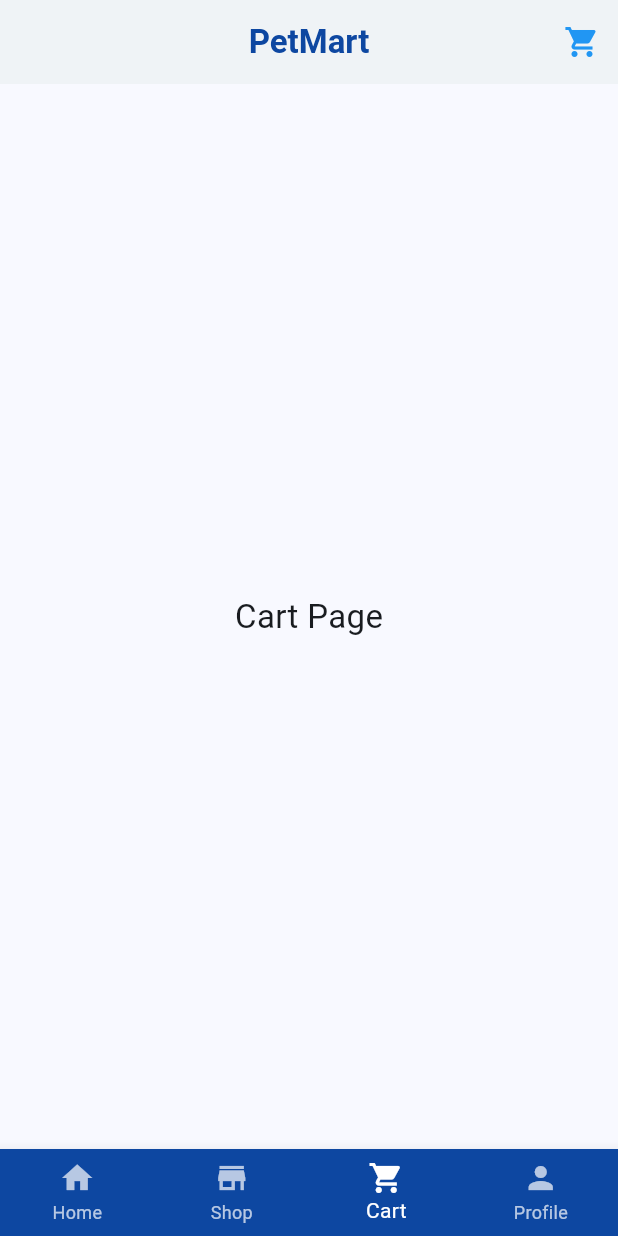
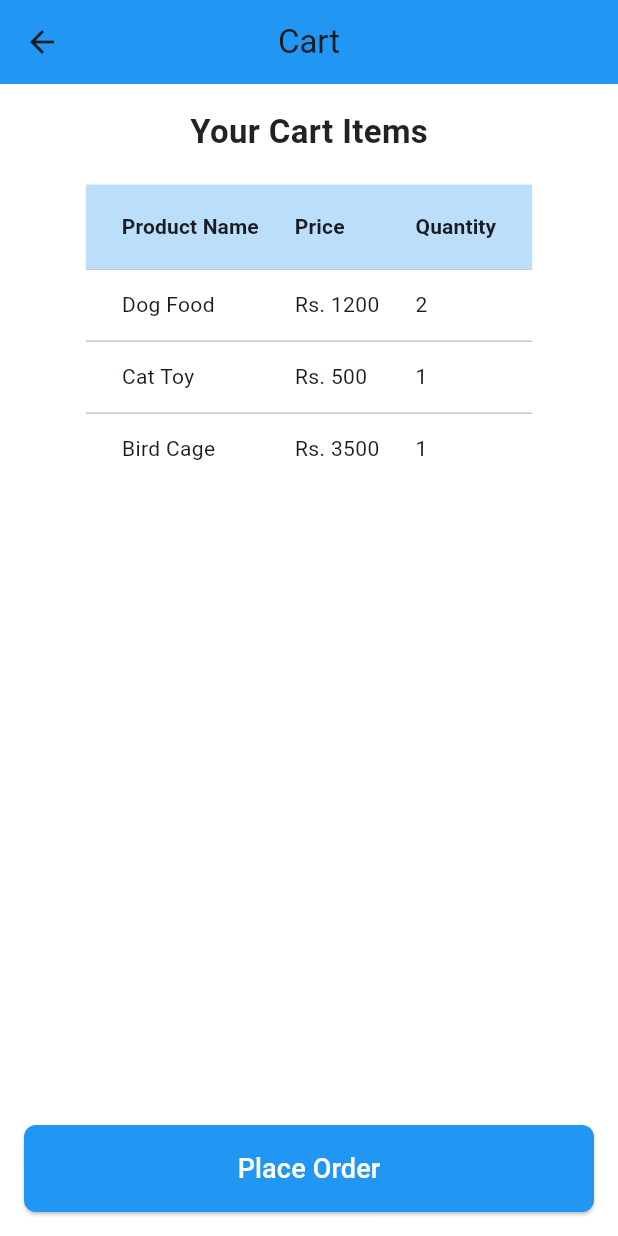
Before and after one commit to movindu477/PetMart-Mobile-App, a Flutter app: the screen it shows after launch, scrolled down 576 dp, after a tap on the "shopping cart" icon, on a phone screen of 412 x 824 dp. Run offline on Flutter 3.47's test engine with Material 3 defaults, Android fonts, the phone set to English and light mode, and no system bars.

Commit message:
all pages done

```diff
--- /dev/null
+++ b/lib/cart.dart
@@ -0,0 +1,125 @@
+import 'package:flutter/material.dart';
+
+class CartPage extends StatelessWidget {
+  const CartPage({super.key});
+
+  @override
+  Widget build(BuildContext context) {
+    // Example data (you can replace with dynamic list later)
+    final cartItems = [
+      {"name": "Dog Food", "price": 1200, "quantity": 2},
+      {"name": "Cat Toy", "price": 500, "quantity": 1},
+      {"name": "Bird Cage", "price": 3500, "quantity": 1},
+    ];
+
+    return Scaffold(
+      backgroundColor: Colors.white,
+      appBar: AppBar(
+        title: const Text("Cart"),
+        centerTitle: true,
+        backgroundColor: Colors.blue,
+      ),
+      body: SafeArea(
+        child: LayoutBuilder(
+          builder: (context, constraints) {
+            final isLandscape = constraints.maxWidth > constraints.maxHeight;
+
+            return Padding(
+              padding: const EdgeInsets.all(16.0),
+              child: Column(
+                children: [
+                  // Table title
+                  const Text(
+                    "Your Cart Items",
+                    style: TextStyle(
+                      fontSize: 22,
+                      fontWeight: FontWeight.bold,
+                      color: Colors.black87,
+                    ),
+                  ),
+                  const SizedBox(height: 20),
+
+                  // Table (Responsive)
+                  Expanded(
+                    child: SingleChildScrollView(
+                      scrollDirection: isLandscape
+                          ? Axis.vertical
+                          : Axis.horizontal,
+                      child: DataTable(
+                        headingRowColor: MaterialStateProperty.all(
+                          Colors.blue.shade100,
+                        ),
+                        columnSpacing: 24,
+                        columns: const [
+                          DataColumn(
+                            label: Text(
+                              "Product Name",
+                              style: TextStyle(fontWeight: FontWeight.bold),
+                            ),
+                          ),
+                          DataColumn(
+                            label: Text(
+                              "Price",
+                              style: TextStyle(fontWeight: FontWeight.bold),
+                            ),
+                          ),
+                          DataColumn(
+                            label: Text(
+                              "Quantity",
+                              style: TextStyle(fontWeight: FontWeight.bold),
+                            ),
+                          ),
+                        ],
+                        rows: cartItems
+                            .map(
+                              (item) => DataRow(
+                                cells: [
+                                  DataCell(Text(item["name"].toString())),
+                                  DataCell(
+                                    Text("Rs. ${item["price"].toString()}"),
+                                  ),
+                                  DataCell(Text(item["quantity"].toString())),
+                                ],
+                              ),
+                            )
+                            .toList(),
+                      ),
+                    ),
+                  ),
+
+                  const SizedBox(height: 20),
+
+                  // Place Order button
+                  SizedBox(
+                    width: double.infinity,
+                    child: ElevatedButton(
+                      style: ElevatedButton.styleFrom(
+                        padding: const EdgeInsets.symmetric(vertical: 16),
+                        backgroundColor: Colors.blue,
+                        shape: RoundedRectangleBorder(
+                          borderRadius: BorderRadius.circular(8),
+                        ),
+                      ),
+                      onPressed: () {
+                        // Handle order placement
+                        ScaffoldMessenger.of(context).showSnackBar(
+                          const SnackBar(
+                            content: Text("Order placed successfully!"),
+                          ),
+                        );
+                      },
+                      child: const Text(
+                        "Place Order",
+                        style: TextStyle(fontSize: 18, color: Colors.white),
+                      ),
+                    ),
+                  ),
+                ],
+              ),
+            );
+          },
+        ),
+      ),
+    );
+  }
+}
--- a/lib/homepage.dart
+++ b/lib/homepage.dart
@@ -1,4 +1,7 @@
 import 'package:flutter/material.dart';
+import 'shop.dart'; // ✅ Import ShopPage
+import 'login.dart'; // ✅ Import LoginPage
+import 'cart.dart'; // ✅ Import CartPage
 
 class HomePage extends StatefulWidget {
   const HomePage({super.key});
@@ -37,34 +40,29 @@ class _HomePageState extends State<HomePage>
     super.dispose();
   }
 
-  /// ✅ Section Builder
+  /// ✅ Section Builder (for Home page)
   Widget buildSection({
     required String image,
     required String title,
     required String description,
     String? buttonText,
     VoidCallback? onButtonPressed,
-    bool isFirstSection = false,
   }) {
     final isLandscape =
         MediaQuery.of(context).orientation == Orientation.landscape;
 
-    if (isFirstSection && isLandscape) {
-      // 🔹 Landscape layout for first section
+    if (isLandscape) {
+      // Landscape → Row layout
       return Padding(
         padding: const EdgeInsets.all(16),
         child: Row(
-          crossAxisAlignment: CrossAxisAlignment.start,
+          crossAxisAlignment: CrossAxisAlignment.center,
           children: [
             Expanded(
               flex: 1,
               child: ClipRRect(
                 borderRadius: BorderRadius.circular(10),
-                child: Image.asset(
-                  image,
-                  fit: BoxFit.cover,
-                  height: 300,
-                ),
+                child: Image.asset(image, fit: BoxFit.cover, height: 280),
               ),
             ),
             const SizedBox(width: 20),
@@ -73,18 +71,18 @@ class _HomePageState extends State<HomePage>
               child: FadeTransition(
                 opacity: _fadeInAnimation,
                 child: Padding(
-                  padding: const EdgeInsets.only(top: 20),
+                  padding: const EdgeInsets.symmetric(horizontal: 12),
                   child: Column(
                     crossAxisAlignment: CrossAxisAlignment.start,
                     children: [
                       Text(
                         title,
                         style: const TextStyle(
-                          fontSize: 40,
+                          fontSize: 34,
                           fontWeight: FontWeight.bold,
                         ),
                       ),
-                      const SizedBox(height: 16),
+                      const SizedBox(height: 14),
                       Text(
                         description,
                         style: const TextStyle(fontSize: 18, height: 1.6),
@@ -96,7 +94,9 @@ class _HomePageState extends State<HomePage>
                           style: ElevatedButton.styleFrom(
                             backgroundColor: Colors.cyan,
                             padding: const EdgeInsets.symmetric(
-                                horizontal: 28, vertical: 14),
+                              horizontal: 26,
+                              vertical: 14,
+                            ),
                             shape: RoundedRectangleBorder(
                               borderRadius: BorderRadius.circular(8),
                             ),
@@ -109,7 +109,7 @@ class _HomePageState extends State<HomePage>
                             ),
                           ),
                         ),
-                      ]
+                      ],
                     ],
                   ),
                 ),
@@ -119,25 +119,22 @@ class _HomePageState extends State<HomePage>
         ),
       );
     } else {
-      // 🔹 Default Portrait / Other Sections
+      // Portrait → Fullscreen background
       return Container(
         height: MediaQuery.of(context).size.height,
         width: double.infinity,
         child: Stack(
           fit: StackFit.expand,
           children: [
-            Image.asset(
-              image,
-              fit: BoxFit.cover,
-            ),
-            Container(
-              color: Colors.black.withOpacity(0.4),
-            ),
+            Image.asset(image, fit: BoxFit.cover),
+            Container(color: Colors.black.withOpacity(0.4)),
             FadeTransition(
               opacity: _fadeInAnimation,
               child: Padding(
-                padding:
-                const EdgeInsets.symmetric(horizontal: 32, vertical: 60),
+                padding: const EdgeInsets.symmetric(
+                  horizontal: 32,
+                  vertical: 60,
+                ),
                 child: Center(
                   child: Column(
                     mainAxisSize: MainAxisSize.min,
@@ -147,7 +144,7 @@ class _HomePageState extends State<HomePage>
                         title,
                         textAlign: TextAlign.center,
                         style: const TextStyle(
-                          fontSize: 52,
+                          fontSize: 48,
                           fontWeight: FontWeight.bold,
                           color: Colors.white,
                           shadows: [
@@ -181,9 +178,11 @@ class _HomePageState extends State<HomePage>
                         ElevatedButton(
                           onPressed: onButtonPressed,
                           style: ElevatedButton.styleFrom(
-                            backgroundColor: Colors.blue,
+                            backgroundColor: Colors.blue[900],
                             padding: const EdgeInsets.symmetric(
-                                horizontal: 28, vertical: 14),
+                              horizontal: 28,
+                              vertical: 14,
+                            ),
                             shape: RoundedRectangleBorder(
                               borderRadius: BorderRadius.circular(10),
                             ),
@@ -196,7 +195,7 @@ class _HomePageState extends State<HomePage>
                             ),
                           ),
                         ),
-                      ]
+                      ],
                     ],
                   ),
                 ),
@@ -208,68 +207,55 @@ class _HomePageState extends State<HomePage>
     }
   }
 
-  /// Pages for Bottom Navigation
-  final List<Widget> _pages = [
-    // Home Section
+  /// ✅ Pages for BottomNavigationBar
+  List<Widget> get _pages => [
+    // Home Page
     SingleChildScrollView(
-      child: Column(
-        children: [
-          // Sections will be built inside build() below
-        ],
-      ),
-    ),
-    const Center(child: Text("Shop Page", style: TextStyle(fontSize: 22))),
-    const Center(child: Text("Cart Page", style: TextStyle(fontSize: 22))),
-    const Center(child: Text("Profile Page", style: TextStyle(fontSize: 22))),
-  ];
-
-  @override
-  Widget build(BuildContext context) {
-    // Replace Home page content dynamically
-    _pages[0] = SingleChildScrollView(
       child: Column(
         children: [
           buildSection(
             image: "assets/section1.jpg",
             title: "Welcome to PetMart",
             description:
-            "Your one-stop shop for all pet essentials! From nutritious food to playful toys, "
-                "we bring the best for your furry, feathery, and scaly friends.",
-            isFirstSection: true,
+                "Your one-stop shop for all pet essentials! From nutritious food to playful toys, we bring the best for your furry, feathery, and scaly friends.",
           ),
           buildSection(
             image: "assets/section2.jpg",
             title: "About Us",
             description:
-            "At PetMart, we believe pets are family. With years of expertise and a passion for animals, "
-                "we provide top-quality products and trusted advice to ensure your pets live happy, healthy lives.",
-            buttonText: "Learn More",
-            onButtonPressed: () {},
+                "At PetMart, we believe pets are family. With years of expertise and a passion for animals, we provide top-quality products and trusted advice to ensure your pets live happy, healthy lives.",
           ),
           buildSection(
             image: "assets/section3.jpg",
             title: "Our Shop",
             description:
-            "Explore our wide range of pet supplies — premium foods, comfy bedding, grooming kits, "
-                "and exciting toys. Everything your pet needs, all under one roof.",
-            buttonText: "Go to Shop",
-            onButtonPressed: () {},
+                "Explore our wide range of pet supplies — premium foods, comfy bedding, grooming kits, and exciting toys. Everything your pet needs, all under one roof.",
           ),
           buildSection(
             image: "assets/section4.jpg",
             title: "Contact Us",
             description:
-            "Have questions? Need recommendations? Reach out to our friendly team for guidance, "
-                "support, or to find the perfect product for your pet.",
-            buttonText: "Contact Us",
-            onButtonPressed: () {},
+                "Have questions? Need recommendations? Reach out to our friendly team for guidance, support, or to find the perfect product for your pet.",
           ),
         ],
       ),
-    );
+    ),
 
+    // Placeholder Shop (opens separately)
+    const SizedBox(),
+
+    // Placeholder Cart (opens separately)
+    const SizedBox(),
+
+    // Placeholder Profile (opens separately)
+    const SizedBox(),
+  ];
+
+  @override
+  Widget build(BuildContext context) {
     return Scaffold(
       appBar: AppBar(
+        automaticallyImplyLeading: false,
         backgroundColor: Colors.white,
         elevation: 2,
         centerTitle: true,
@@ -284,9 +270,11 @@ class _HomePageState extends State<HomePage>
         actions: [
           IconButton(
             onPressed: () {
-              setState(() {
-                _selectedIndex = 2; // jump to Cart tab
-              });
+              // ✅ Navigate directly to CartPage
+              Navigator.push(
+                context,
+                MaterialPageRoute(builder: (context) => const CartPage()),
+              );
             },
             icon: const Icon(Icons.shopping_cart, color: Colors.blue),
           ),
@@ -294,35 +282,47 @@ class _HomePageState extends State<HomePage>
       ),
       body: _pages[_selectedIndex],
 
-      /// ✅ Bottom Navigation Bar
+      /// ✅ Fixed Bottom Navigation
       bottomNavigationBar: BottomNavigationBar(
         backgroundColor: Colors.blue[900],
         currentIndex: _selectedIndex,
         onTap: (index) {
-          setState(() {
-            _selectedIndex = index;
-          });
+          if (index == 1) {
+            // ✅ Navigate to ShopPage
+            Navigator.push(
+              context,
+              MaterialPageRoute(builder: (context) => const ShopPage()),
+            );
+          } else if (index == 2) {
+            // ✅ Navigate to CartPage
+            Navigator.push(
+              context,
+              MaterialPageRoute(builder: (context) => const CartPage()),
+            );
+          } else if (index == 3) {
+            // ✅ Navigate to LoginPage (Profile)
+            Navigator.push(
+              context,
+              MaterialPageRoute(builder: (context) => const LoginPage()),
+            );
+          } else {
+            // ✅ Stay in Home tab
+            setState(() {
+              _selectedIndex = index;
+            });
+          }
         },
         type: BottomNavigationBarType.fixed,
         selectedItemColor: Colors.white,
         unselectedItemColor: Colors.white70,
         items: const [
-          BottomNavigationBarItem(
-            icon: Icon(Icons.home),
-            label: "Home",
-          ),
-          BottomNavigationBarItem(
-            icon: Icon(Icons.store),
-            label: "Shop",
-          ),
+          BottomNavigationBarItem(icon: Icon(Icons.home), label: "Home"),
+          BottomNavigationBarItem(icon: Icon(Icons.store), label: "Shop"),
           BottomNavigationBarItem(
             icon: Icon(Icons.shopping_cart),
             label: "Cart",
           ),
-          BottomNavigationBarItem(
-            icon: Icon(Icons.person),
-            label: "Profile",
-          ),
+          BottomNavigationBarItem(icon: Icon(Icons.person), label: "Profile"),
         ],
       ),
     );
```
Also changed, not shown: lib/login.dart (+56 -1 lines), lib/shop.dart (+209 -96 lines), pubspec.yaml (+9 -0 lines).
